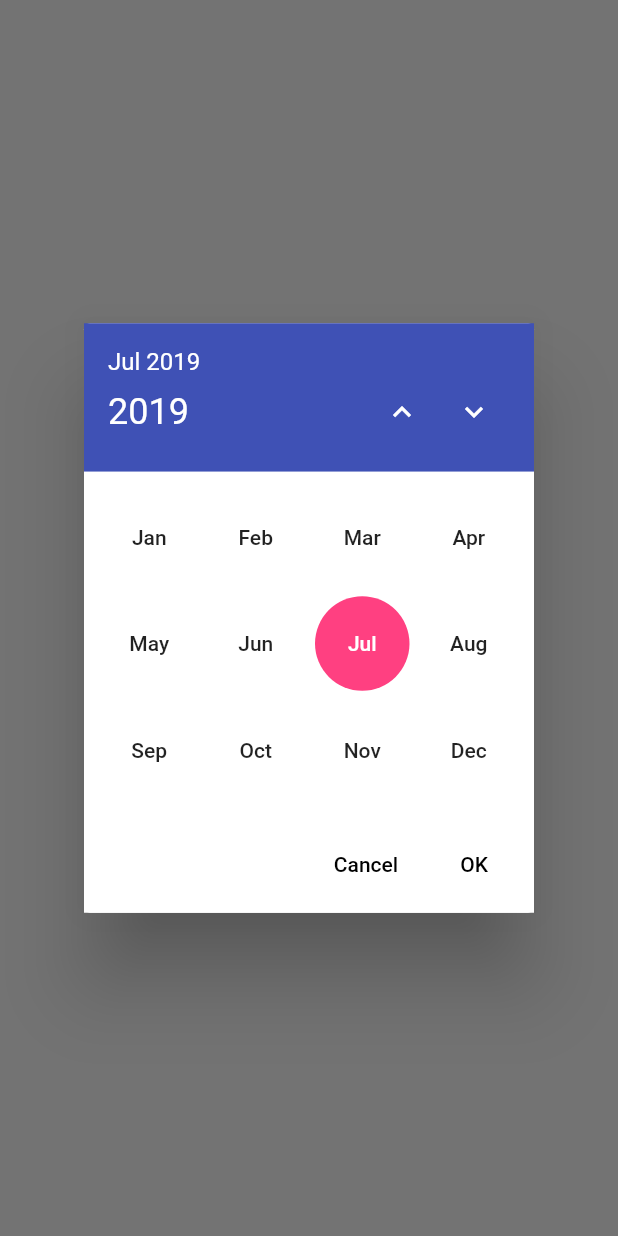
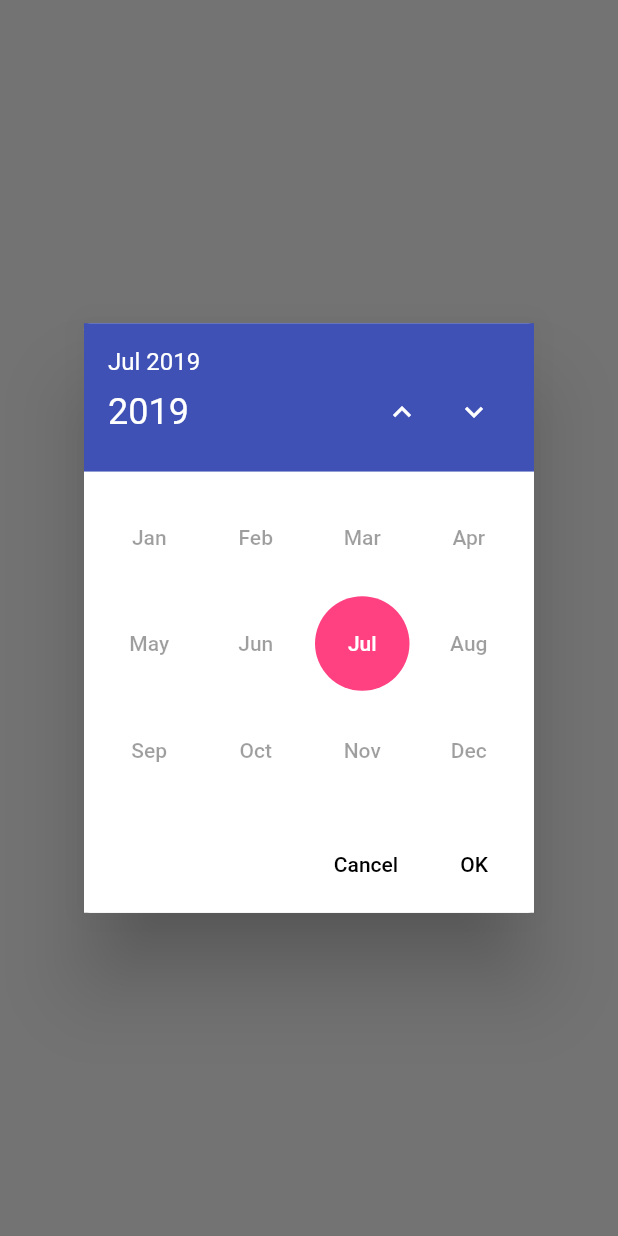
Before and after one commit to Macacoazul01/month_picker_dialog, a Flutter app: what showMonthPicker() shows on an empty page, opened directly with empty values, on a phone screen of 412 x 824 dp. Run offline on Flutter 3.47's test engine with Material 2 defaults, Android fonts, the phone set to English and light mode, and no system bars.

Commit message:
add limit options

```diff
--- a/example/lib/main.dart
+++ b/example/lib/main.dart
@@ -60,6 +60,8 @@ class _MyAppState extends State<MyApp> {
             onPressed: () {
               showMonthPicker(
                   context: context,
+                  firstDate: DateTime( DateTime.now().year - 1 , 5),
+                  lastDate: DateTime( DateTime.now().year + 1, 9 ),
                   initialDate: selectedDate ?? widget.initialDate)
                   .then((date) => setState(() {
                 selectedDate = date;
--- a/lib/month_picker_dialog.dart
+++ b/lib/month_picker_dialog.dart
@@ -5,19 +5,21 @@ import 'package:intl/intl.dart';
 Future<DateTime> showMonthPicker({
   @required BuildContext context,
   @required DateTime initialDate,
+  DateTime firstDate,
+  DateTime lastDate,
 }) async {
   assert(context != null);
   assert(initialDate != null);
   return await showDialog<DateTime>(
     context: context,
-    builder: (context) => _MonthPickerDialog(initialDate: initialDate),
+    builder: (context) => _MonthPickerDialog(initialDate: initialDate, firstDate: firstDate, lastDate: lastDate,),
   );
 }
 
 class _MonthPickerDialog extends StatefulWidget {
-  final DateTime initialDate;
+  final DateTime initialDate, firstDate, lastDate;
 
-  const _MonthPickerDialog({Key key, this.initialDate}) : super(key: key);
+  const _MonthPickerDialog({Key key, @required this.initialDate, this.firstDate, this.lastDate}) : super(key: key);
 
   @override
   _MonthPickerDialogState createState() => _MonthPickerDialogState();
@@ -28,10 +30,14 @@ class _MonthPickerDialogState extends State<_MonthPickerDialog> {
   DateTime selectedDate;
   int displayedYear;
 
+  DateTime _firstDate, _lastDate;
+
   @override
   void initState() {
     super.initState();
     selectedDate = DateTime(widget.initialDate.year, widget.initialDate.month);
+    if ( widget.firstDate != null ) _firstDate = DateTime(widget.firstDate.year, widget.firstDate.month);
+    if ( widget.lastDate != null ) _lastDate = DateTime(widget.lastDate.year, widget.lastDate.month);
     displayedYear = selectedDate.year;
     pageController = PageController(initialPage: displayedYear);
   }
@@ -182,11 +188,26 @@ class _MonthPickerDialogState extends State<_MonthPickerDialog> {
                   .map(
                     (date) => Padding(
                   padding: EdgeInsets.all(4.0),
-                          child: FlatButton(
-                            onPressed: () => setState(() {
-                                  selectedDate =
-                                      DateTime(date.year, date.month);
-                                }),
+                  child: _getMonthButton(date, theme, locale),
+                ),
+              )
+                  .toList(),
+            );
+          },
+        ),
+      ),
+    );
+  }
+
+  Widget _getMonthButton( final DateTime date, final ThemeData theme, final String locale ) {
+    VoidCallback callback;
+    if ( _firstDate == null && _lastDate == null ) callback = () => setState( () => selectedDate = DateTime(date.year, date.month) );
+    else if ( _firstDate != null && _lastDate != null && _firstDate.compareTo(date) <= 0 && _lastDate.compareTo(date) >= 0 ) callback = () => setState( () => selectedDate = DateTime(date.year, date.month) );
+    else if ( _firstDate != null && _lastDate == null && _firstDate.compareTo(date) <= 0 ) callback = () => setState( () => selectedDate = DateTime(date.year, date.month) );
+    else if ( _firstDate == null && _lastDate != null && _lastDate.compareTo(date) >= 0 ) callback = () => setState( () => selectedDate = DateTime(date.year, date.month) );
+    else callback = null;
+    return FlatButton(
+      onPressed: callback,
       color: date.month == selectedDate.month &&
           date.year == selectedDate.year
           ? theme.accentColor
@@ -201,14 +222,6 @@ class _MonthPickerDialogState extends State<_MonthPickerDialog> {
       child: Text(
         DateFormat.MMM(locale).format(date),
       ),
-                          ),
-                        ),
-                  )
-                  .toList(),
-            );
-          },
-        ),
-      ),
     );
   }
 }
```
Also changed, not shown: 1 other file. Lines whose indentation alone changed are shown as unchanged.
